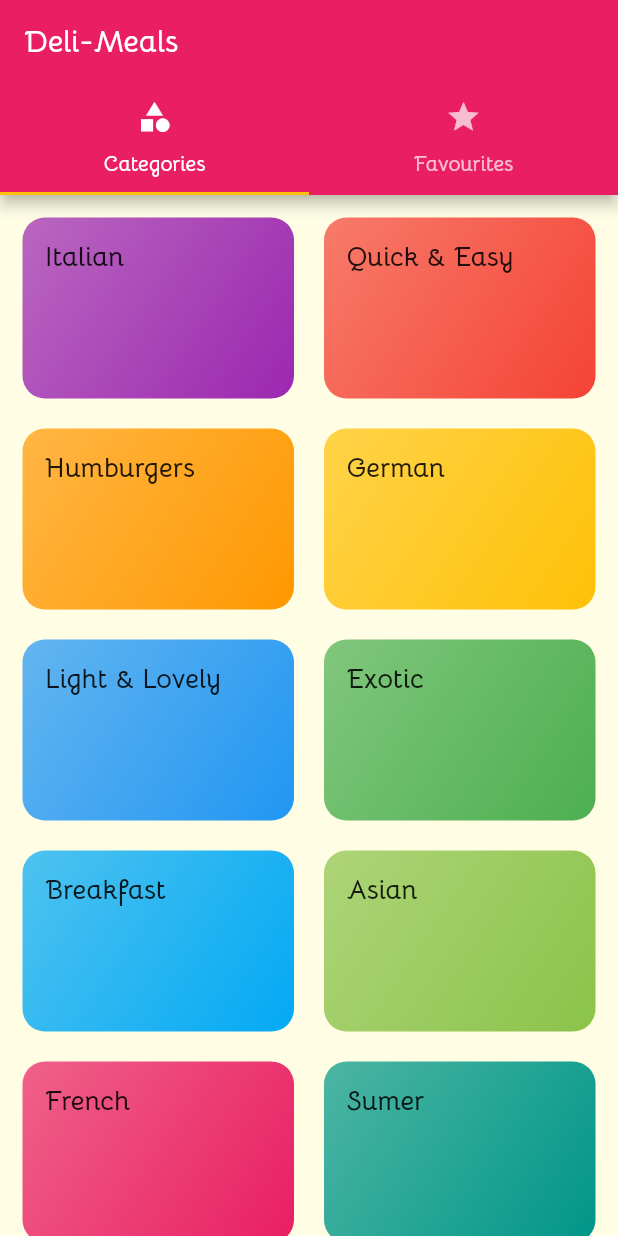
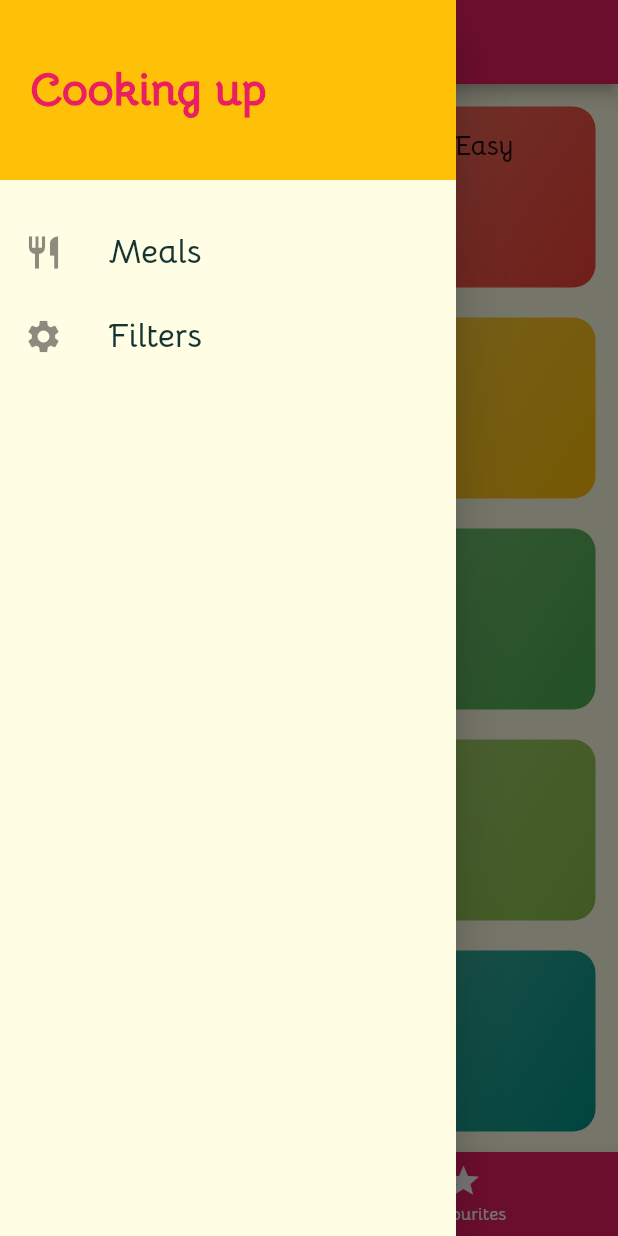
Before and after one commit to AbrantepaSark/flutter_meals_app, a Flutter app: the screen it shows after launch, with the side drawer open (before the commit the screen has no drawer), on a phone screen of 412 x 824 dp. Run offline on Flutter 3.47's test engine with Material 2 defaults, Android fonts, the phone set to English and light mode, and no system bars.

Commit message:
Third commit

```diff
--- a/lib/main.dart
+++ b/lib/main.dart
@@ -3,6 +3,7 @@ import './screens/categories_screen.dart';
 import './screens/category_meal_screen.dart';
 import './screens/meal_details_screen.dart';
 import './screens/tabs_screen.dart';
+import './screens/filters_screen.dart';
 
 void main() {
   runApp(MyApp());
@@ -34,7 +35,8 @@ class MyApp extends StatelessWidget {
       routes: {
         '/': (ctx) => TabsScreen(),
         CategoryMeals.routeName: (ctx) => CategoryMeals(),
-        MealDetailsScreen.routeName: (ctx) => MealDetailsScreen()
+        MealDetailsScreen.routeName: (ctx) => MealDetailsScreen(),
+        FiltersScreen.routeName: (ctx) => FiltersScreen()
       },
       onUnknownRoute: (settings) {
         return MaterialPageRoute(builder: (ctx) => CategoriesScreen());
--- /dev/null
+++ b/lib/screens/filters_screen.dart
@@ -0,0 +1,18 @@
+import 'package:flutter/material.dart';
+import '../widgets/main_drawer.dart';
+
+class FiltersScreen extends StatelessWidget {
+  static const routeName = '/filters';
+  @override
+  Widget build(BuildContext context) {
+    return Scaffold(
+      appBar: AppBar(
+        title: Text('Filters'),
+      ),
+      drawer: MainDrawer(),
+      body: Center(
+        child: Text('Filters'),
+      ),
+    );
+  }
+}
--- a/lib/screens/tabs_screen.dart
+++ b/lib/screens/tabs_screen.dart
@@ -1,6 +1,7 @@
 import 'package:flutter/material.dart';
 import './categories_screen.dart';
 import './favourite_screen.dart';
+import '../widgets/main_drawer.dart';
 
 class TabsScreen extends StatefulWidget {
   @override
@@ -8,31 +9,40 @@ class TabsScreen extends StatefulWidget {
 }
 
 class _TabsScreenState extends State<TabsScreen> {
+  final List<Map<String, Object>> _pages = [
+    {'page': CategoriesScreen(), 'title': 'Categories'},
+    {'page': FavouriteScreen(), 'title': 'Your Favourites'}
+  ];
+
+  int _selectedPageIndex = 0;
+
+  void _pageHandler(int index) {
+    setState(() {
+      _selectedPageIndex = index;
+    });
+  }
+
   @override
   Widget build(BuildContext context) {
-    return DefaultTabController(
-      length: 2,
-      child: Scaffold(
-        appBar: AppBar(
-          title: Text(
-            'Deli-Meals',
-          ),
-          bottom: TabBar(
-            tabs: [
-              Tab(
-                icon: Icon(Icons.category),
-                text: 'Categories',
-              ),
-              Tab(
-                icon: Icon(Icons.star),
-                text: 'Favourites',
-              ),
-            ],
-          ),
+    return Scaffold(
+      appBar: AppBar(
+        title: Text(
+          _pages[_selectedPageIndex]['title'],
         ),
-        body: TabBarView(
-          children: [CategoriesScreen(), FavouriteScreen()],
-        ),
+      ),
+      drawer: MainDrawer(),
+      body: _pages[_selectedPageIndex]['page'],
+      bottomNavigationBar: BottomNavigationBar(
+        backgroundColor: Theme.of(context).primaryColor,
+        onTap: _pageHandler,
+        unselectedItemColor: Colors.white,
+        selectedItemColor: Theme.of(context).accentColor,
+        currentIndex: _selectedPageIndex,
+        items: [
+          BottomNavigationBarItem(
+              icon: Icon(Icons.category), label: 'Categories'),
+          BottomNavigationBarItem(icon: Icon(Icons.star), label: 'Favourites'),
+        ],
       ),
     );
   }
--- /dev/null
+++ b/lib/widgets/main_drawer.dart
@@ -0,0 +1,49 @@
+import 'package:flutter/material.dart';
+
+import '../screens/filters_screen.dart';
+
+class MainDrawer extends StatelessWidget {
+  Widget buildListTile(String title, IconData icon, Function pageHandler) {
+    return ListTile(
+      leading: Icon(
+        icon,
+        size: 26,
+      ),
+      title: Text(
+        title,
+        style: TextStyle(fontSize: 22, fontWeight: FontWeight.bold),
+      ),
+      onTap: pageHandler,
+    );
+  }
+
+  @override
+  Widget build(BuildContext context) {
+    return Drawer(
+        child: Column(
+      children: [
+        Container(
+          height: 120,
+          width: double.infinity,
+          padding: EdgeInsets.all(20),
+          color: Theme.of(context).accentColor,
+          alignment: Alignment.centerLeft,
+          child: Text(
+            'Cooking up',
+            style: TextStyle(
+                fontWeight: FontWeight.w900,
+                fontSize: 30,
+                color: Theme.of(context).primaryColor),
+          ),
+        ),
+        SizedBox(height: 20),
+        buildListTile('Meals', Icons.restaurant, () {
+          Navigator.of(context).pushReplacementNamed('/');
+        }),
+        buildListTile('Filters', Icons.settings, () {
+          Navigator.of(context).pushReplacementNamed(FiltersScreen.routeName);
+        }),
+      ],
+    ));
+  }
+}
```
Also changed, not shown: lib/screens/top_tabs_screen.dart (added, +44 -0 lines).
